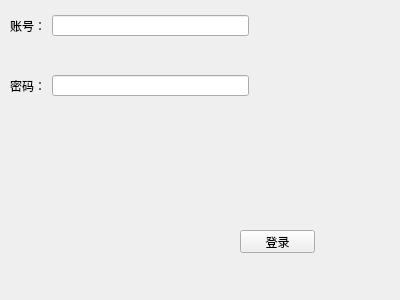
lmmiku/faceRecognitionOnQtCreator, file AdminLogin.ui: the form before one commit.
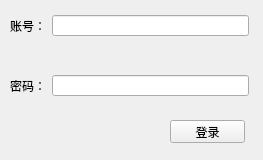
The form after the commit.

The edit to the form file:
```diff
--- a/AdminLogin.ui
+++ b/AdminLogin.ui
@@ -6,8 +6,8 @@
    <rect>
     <x>0</x>
     <y>0</y>
-    <width>400</width>
-    <height>300</height>
+    <width>263</width>
+    <height>160</height>
    </rect>
   </property>
   <property name="windowTitle">
@@ -62,8 +62,8 @@
   <widget class="QPushButton" name="login">
    <property name="geometry">
     <rect>
-     <x>240</x>
-     <y>230</y>
+     <x>170</x>
+     <y>120</y>
      <width>75</width>
      <height>23</height>
     </rect>
```
Left out of the diff: 2 changed lines with no effect on the pictures.
